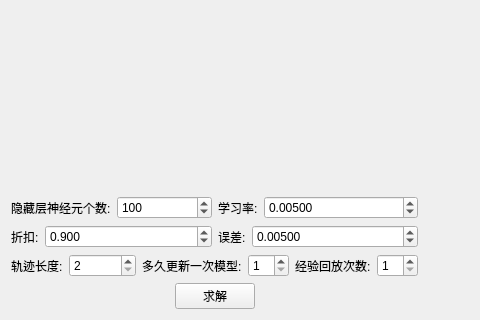
This is deep_q_network/deep_q_network.ui in purundong/deep_q_network1 as Qt 5 draws it before an edit; both pictures show x 0 to 480 and y 545 to 865 of the 767 by 865 pixel window. The edited form follows.
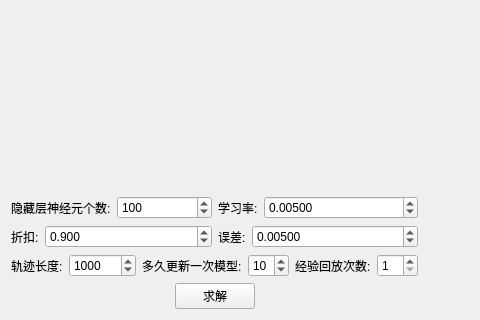
This is the edited form.

Patch:
```diff
--- a/deep_q_network/deep_q_network.ui
+++ b/deep_q_network/deep_q_network.ui
@@ -301,6 +301,9 @@
                <property name="maximum">
                 <number>100000000</number>
                </property>
+               <property name="value">
+                <number>1000</number>
+               </property>
               </widget>
              </item>
             </layout>
@@ -319,6 +322,9 @@
                <property name="minimum">
                 <number>1</number>
                </property>
+               <property name="value">
+                <number>10</number>
+               </property>
               </widget>
              </item>
             </layout>
```
Left out of the diff: 2 changed lines with no effect on the pictures.
